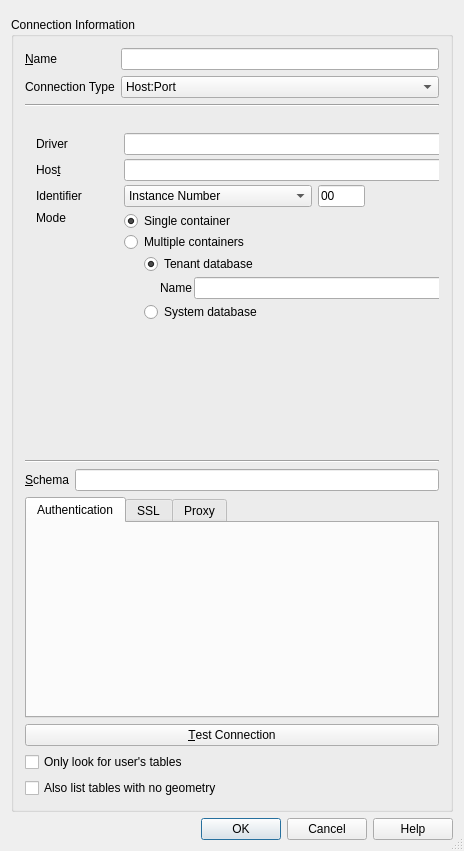
Qt form src/ui/qgshananewconnectionbase.ui (nextgis/nextgisqgis) before a commit.
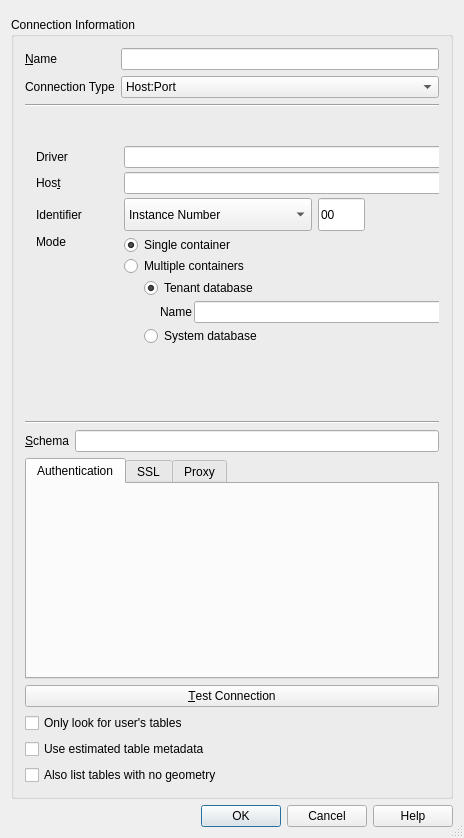
The same form after that commit. Custom widgets are drawn as their Qt base class.

The edit to the form file:
```diff
--- a/src/ui/qgshananewconnectionbase.ui
+++ b/src/ui/qgshananewconnectionbase.ui
@@ -7,7 +7,7 @@
     <x>0</x>
     <y>0</y>
     <width>464</width>
-    <height>851</height>
+    <height>838</height>
    </rect>
   </property>
   <property name="sizePolicy">
@@ -36,6 +36,36 @@
     <widget class="QgsMessageBar" name="bar" native="true"/>
    </item>
    <item>
+    <widget class="QgsScrollArea" name="scrollArea">
+     <property name="frameShape">
+      <enum>QFrame::Shape::NoFrame</enum>
+     </property>
+     <property name="widgetResizable">
+      <bool>true</bool>
+     </property>
+     <widget class="QWidget" name="scrollAreaWidgetContents">
+      <property name="geometry">
+       <rect>
+        <x>0</x>
+        <y>0</y>
+        <width>452</width>
+        <height>770</height>
+       </rect>
+      </property>
+      <layout class="QVBoxLayout" name="verticalLayout_8">
+       <property name="leftMargin">
+        <number>0</number>
+       </property>
+       <property name="topMargin">
+        <number>0</number>
+       </property>
+       <property name="rightMargin">
+        <number>0</number>
+       </property>
+       <property name="bottomMargin">
+        <number>0</number>
+       </property>
+       <item>
     <widget class="QGroupBox" name="GroupBox1">
      <property name="title">
       <string>Connection Information</string>
@@ -141,7 +171,7 @@
             <x>0</x>
             <y>0</y>
             <width>421</width>
-            <height>220</height>
+                <height>244</height>
            </rect>
           </property>
           <layout class="QGridLayout" name="grdConnectionSettings" rowstretch="1,0,0,0,0">
@@ -890,6 +920,16 @@
         </property>
        </widget>
       </item>
+          <item>
+           <widget class="QCheckBox" name="chkUseEstimatedMetadata">
+            <property name="toolTip">
+             <string>&lt;html&gt;&lt;head/&gt;&lt;body&gt;&lt;p&gt;If checked, estimated table metadata will be used if available. For large tables, this avoids slow table loads and potentially expensive computations, but may result in incorrect layer properties such as layer extent. The fast extent estimation is available starting with QRC1/2024 and SP8 in HANA Cloud and HANA On-Premise respectively.&lt;/p&gt;&lt;/body&gt;&lt;/html&gt;</string>
+            </property>
+            <property name="text">
+             <string>Use estimated table metadata</string>
+            </property>
+           </widget>
+          </item>
       <item>
        <widget class="QCheckBox" name="chkAllowGeometrylessTables">
         <property name="text">
@@ -919,6 +959,10 @@
      </layout>
     </widget>
    </item>
+      </layout>
+     </widget>
+    </widget>
+   </item>
    <item>
     <widget class="QDialogButtonBox" name="buttonBox">
      <property name="standardButtons">
@@ -930,18 +974,24 @@
  </widget>
  <layoutdefault spacing="6" margin="11"/>
  <customwidgets>
-  <customwidget>
-   <class>QgsMessageBar</class>
-   <extends>QWidget</extends>
-   <header>qgsmessagebar.h</header>
-   <container>1</container>
-  </customwidget>
   <customwidget>
    <class>QgsAuthSettingsWidget</class>
    <extends>QWidget</extends>
    <header>qgsauthsettingswidget.h</header>
    <container>1</container>
   </customwidget>
+  <customwidget>
+   <class>QgsMessageBar</class>
+   <extends>QWidget</extends>
+   <header>qgsmessagebar.h</header>
+   <container>1</container>
+  </customwidget>
+  <customwidget>
+   <class>QgsScrollArea</class>
+   <extends>QScrollArea</extends>
+   <header>qgsscrollarea.h</header>
+   <container>1</container>
+  </customwidget>
  </customwidgets>
  <tabstops>
   <tabstop>txtName</tabstop>
```
Left out of the diff: 59 changed lines with no effect on the pictures. Lines whose indentation alone changed are shown as unchanged.
